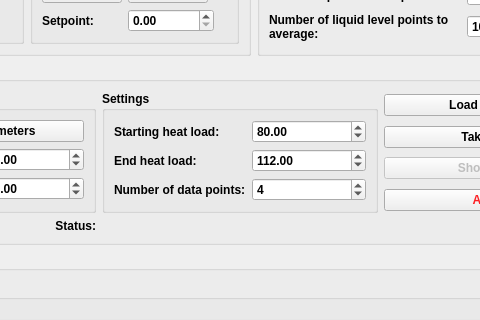
ssoham/Q0Measurement, file q0.ui: the form before one commit; both pictures show x 202 to 682 and y 208 to 528 of the 884 by 657 pixel window.
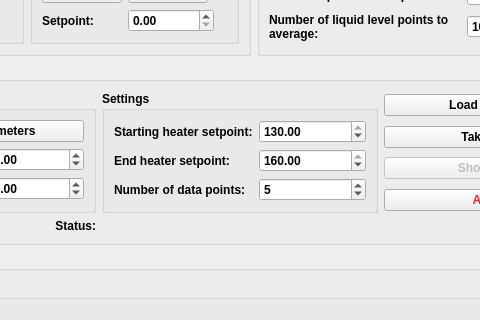
The form after the commit. Custom widgets are drawn as their Qt base class.

Commit message: new paradigm of heater setpoint vs heater delta

```diff
--- a/q0.ui
+++ b/q0.ui
@@ -524,14 +524,14 @@
          <item row="0" column="0">
           <widget class="QLabel" name="label_12">
            <property name="text">
-            <string>Starting heat load:</string>
+            <string>Starting heater setpoint:</string>
            </property>
           </widget>
          </item>
          <item row="1" column="0">
           <widget class="QLabel" name="label_13">
            <property name="text">
-            <string>End heat load:</string>
+            <string>End heater setpoint:</string>
            </property>
           </widget>
          </item>
@@ -545,26 +545,26 @@
          <item row="0" column="1">
           <widget class="QDoubleSpinBox" name="start_heat_spinbox">
            <property name="minimum">
-            <double>24.000000000000000</double>
+            <double>100.000000000000000</double>
            </property>
            <property name="maximum">
-            <double>112.000000000000000</double>
+            <double>130.000000000000000</double>
            </property>
            <property name="value">
-            <double>80.000000000000000</double>
+            <double>130.000000000000000</double>
            </property>
           </widget>
          </item>
          <item row="1" column="1">
           <widget class="QDoubleSpinBox" name="end_heat_spinbox">
            <property name="minimum">
-            <double>24.000000000000000</double>
+            <double>130.000000000000000</double>
            </property>
            <property name="maximum">
             <double>160.000000000000000</double>
            </property>
            <property name="value">
-            <double>112.000000000000000</double>
+            <double>160.000000000000000</double>
            </property>
           </widget>
          </item>
@@ -574,7 +574,7 @@
             <number>20</number>
            </property>
            <property name="value">
-            <number>4</number>
+            <number>5</number>
            </property>
           </widget>
          </item>
```
The commit also changes 3 other files.
